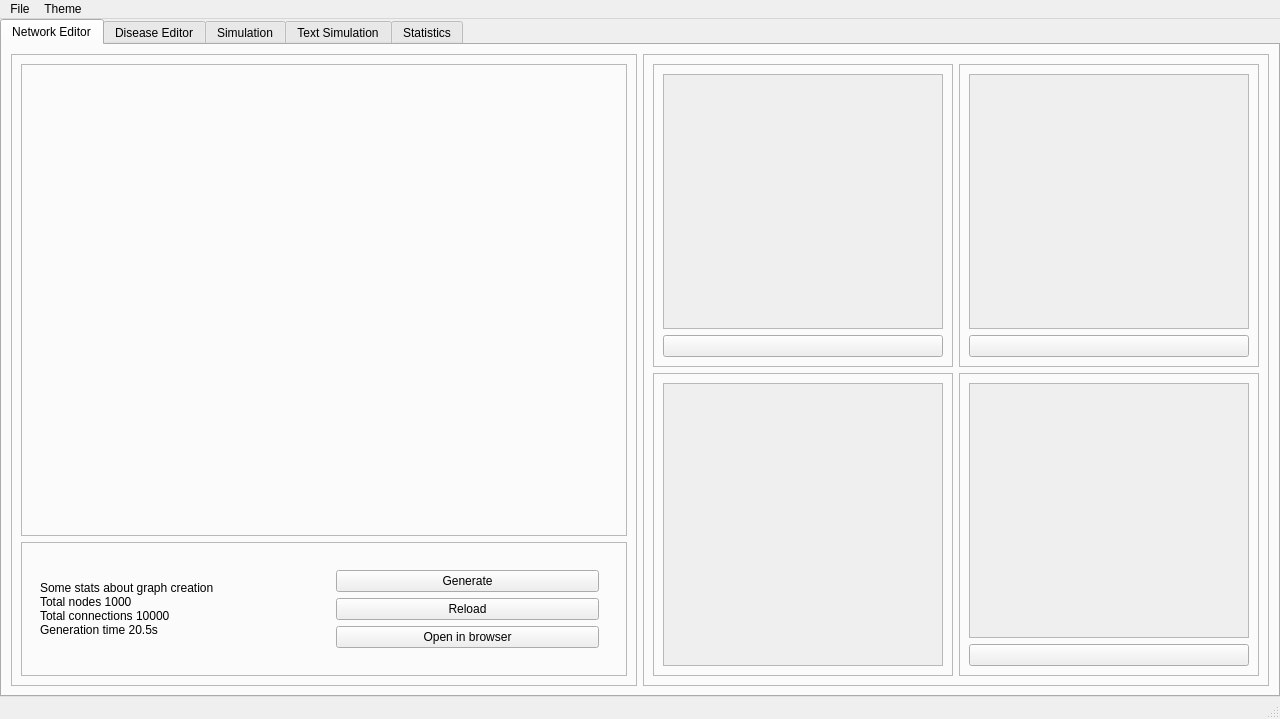
Above: qt/NetworkEdit/main.ui from Ayamur0/EpidemicsSimulator before the change. Below: the same form after it.
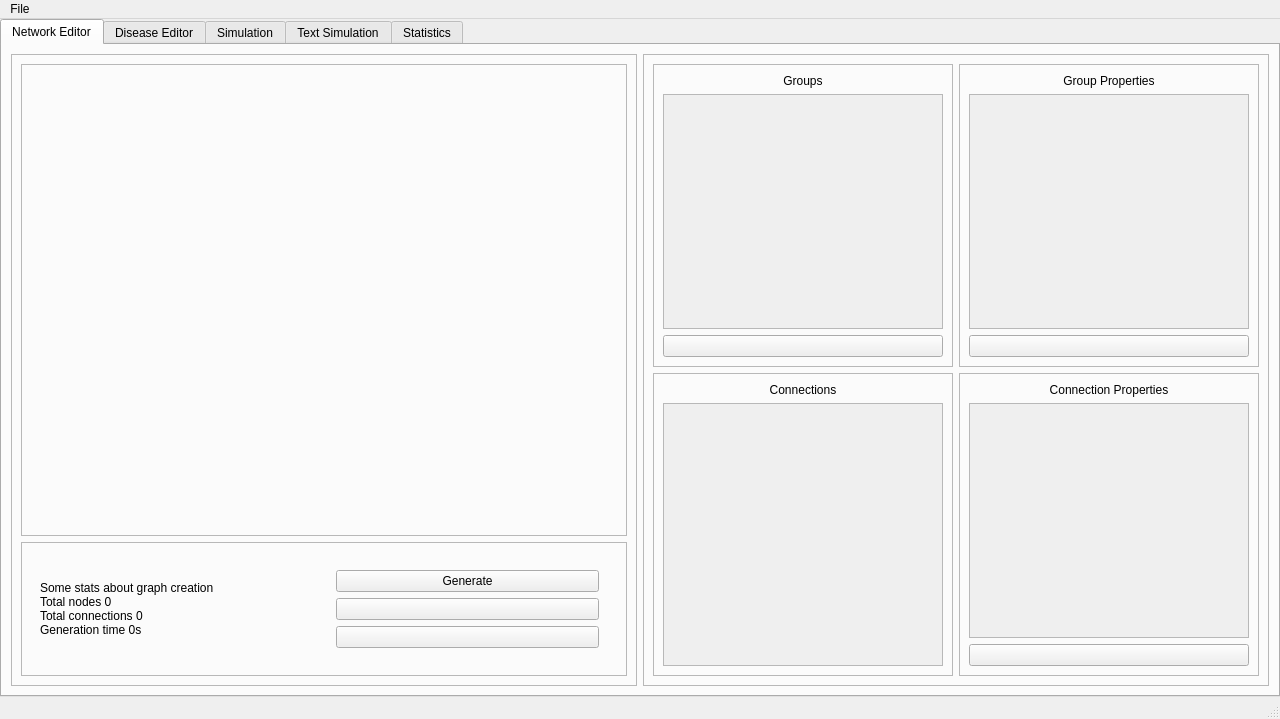
That is the form after the change. The open tabs and pages were chosen to show the change. Icons and pictures are not drawn.

The edit to the form file:
```diff
--- a/qt/NetworkEdit/main.ui
+++ b/qt/NetworkEdit/main.ui
@@ -91,9 +91,9 @@
                   <widget class="QLabel" name="network_stats">
                    <property name="text">
                     <string>Some stats about graph creation
-Total nodes 1000
-Total connections 10000
-Generation time 20.5s</string>
+Total nodes 0
+Total connections 0
+Generation time 0s</string>
                    </property>
                   </widget>
                  </item>
@@ -122,17 +122,25 @@
                       </property>
                      </widget>
                     </item>
-                    <item>
-                     <widget class="QPushButton" name="pushButton">
-                      <property name="text">
-                       <string>Reload</string>
-                      </property>
-                     </widget>
-                    </item>
                     <item>
                      <widget class="QPushButton" name="open_in_browser_button">
                       <property name="text">
-                       <string>Open in browser</string>
+                       <string/>
+                      </property>
+                      <property name="icon">
+                       <iconset>
+                        <normaloff>../../assets/web.png</normaloff>../../assets/web.png</iconset>
+                      </property>
+                     </widget>
+                    </item>
+                    <item>
+                     <widget class="QPushButton" name="reload_view">
+                      <property name="text">
+                       <string/>
+                      </property>
+                      <property name="icon">
+                       <iconset>
+                        <normaloff>../../assets/reload.png</normaloff>../../assets/reload.png</iconset>
                       </property>
                      </widget>
                     </item>
@@ -156,7 +164,7 @@
           <property name="frameShadow">
            <enum>QFrame::Raised</enum>
           </property>
-          <layout class="QGridLayout" name="gridLayout" rowstretch="0,0" columnstretch="4,0,0,4,0">
+          <layout class="QGridLayout" name="gridLayout" rowstretch="0,0" columnstretch="4,0,0,4">
            <item row="1" column="3">
             <widget class="QFrame" name="connection_properties_frame">
              <property name="frameShape">
@@ -165,7 +173,17 @@
              <property name="frameShadow">
               <enum>QFrame::Raised</enum>
              </property>
-             <layout class="QVBoxLayout" name="verticalLayout_9" stretch="9,1">
+             <layout class="QVBoxLayout" name="verticalLayout_9" stretch="0,9,1">
+              <item>
+               <widget class="QLabel" name="con_prop_label">
+                <property name="text">
+                 <string>Connection Properties</string>
+                </property>
+                <property name="alignment">
+                 <set>Qt::AlignHCenter|Qt::AlignTop</set>
+                </property>
+               </widget>
+              </item>
               <item>
                <widget class="QScrollArea" name="connection_properties">
                 <property name="sizePolicy">
@@ -186,7 +204,7 @@
                    <x>0</x>
                    <y>0</y>
                    <width>277</width>
-                   <height>252</height>
+                   <height>233</height>
                   </rect>
                  </property>
                  <layout class="QFormLayout" name="formLayout_3"/>
@@ -216,7 +234,17 @@
              <property name="frameShadow">
               <enum>QFrame::Raised</enum>
              </property>
-             <layout class="QVBoxLayout" name="verticalLayout_2" stretch="1,0">
+             <layout class="QVBoxLayout" name="verticalLayout_2" stretch="0,1,0">
+              <item>
+               <widget class="QLabel" name="group_label">
+                <property name="text">
+                 <string>Groups</string>
+                </property>
+                <property name="alignment">
+                 <set>Qt::AlignHCenter|Qt::AlignTop</set>
+                </property>
+               </widget>
+              </item>
               <item>
                <widget class="QScrollArea" name="group_list">
                 <property name="sizePolicy">
@@ -237,7 +265,7 @@
                    <x>0</x>
                    <y>0</y>
                    <width>278</width>
-                   <height>252</height>
+                   <height>233</height>
                   </rect>
                  </property>
                  <property name="layoutDirection">
@@ -292,6 +320,16 @@
               <enum>QFrame::Raised</enum>
              </property>
              <layout class="QVBoxLayout" name="verticalLayout_8">
+              <item>
+               <widget class="QLabel" name="con_label">
+                <property name="text">
+                 <string>Connections</string>
+                </property>
+                <property name="alignment">
+                 <set>Qt::AlignHCenter|Qt::AlignTop</set>
+                </property>
+               </widget>
+              </item>
               <item>
                <widget class="QScrollArea" name="connection_list">
                 <property name="sizePolicy">
@@ -315,7 +353,7 @@
                    <x>0</x>
                    <y>0</y>
                    <width>278</width>
-                   <height>282</height>
+                   <height>263</height>
                   </rect>
                  </property>
                  <layout class="QVBoxLayout" name="verticalLayout_6"/>
@@ -334,6 +372,16 @@
               <enum>QFrame::Raised</enum>
              </property>
              <layout class="QVBoxLayout" name="verticalLayout_7">
+              <item>
+               <widget class="QLabel" name="group_prop_label">
+                <property name="text">
+                 <string>Group Properties</string>
+                </property>
+                <property name="alignment">
+                 <set>Qt::AlignHCenter|Qt::AlignTop</set>
+                </property>
+               </widget>
+              </item>
               <item>
                <widget class="QScrollArea" name="group_properties">
                 <property name="sizePolicy">
@@ -354,7 +402,7 @@
                    <x>0</x>
                    <y>0</y>
                    <width>277</width>
-                   <height>252</height>
+                   <height>233</height>
                   </rect>
                  </property>
                  <layout class="QFormLayout" name="formLayout_4"/>
@@ -665,13 +713,7 @@
     <addaction name="actionSave"/>
     <addaction name="actionOpen"/>
    </widget>
-   <widget class="QMenu" name="menuThemes">
-    <property name="title">
-     <string>Theme</string>
-    </property>
-   </widget>
    <addaction name="menuFile"/>
-   <addaction name="menuThemes"/>
   </widget>
   <widget class="QStatusBar" name="statusbar">
    <property name="locale">
```
Left out of the diff: 83 changed lines with no effect on the pictures.
